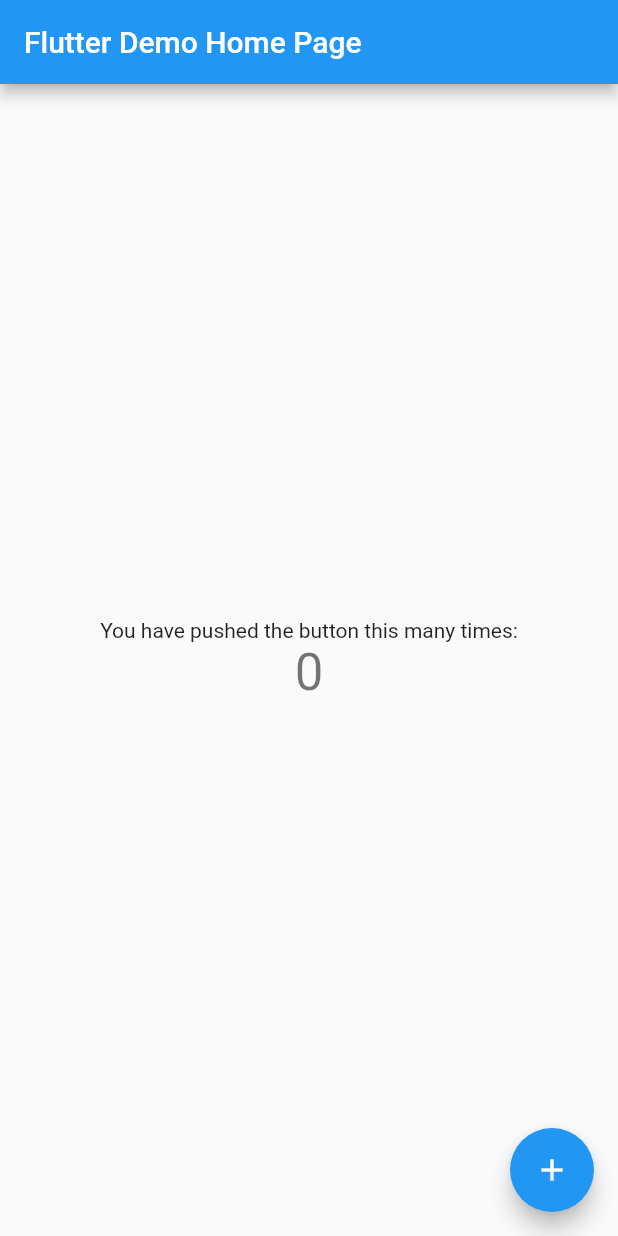
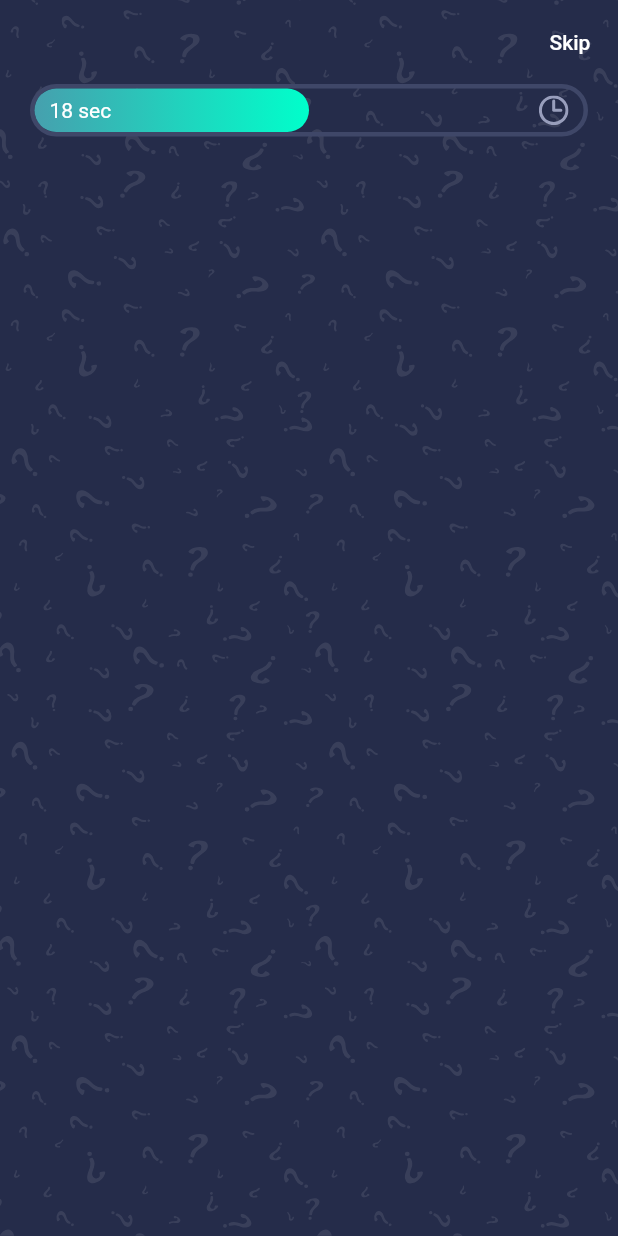
Before and after one commit to BailoMbaye/QuizApp, a Flutter app: the screen it shows after launch, on a phone screen of 412 x 824 dp. Run offline on Flutter 3.47's test engine with Material 2 defaults, Android fonts, the phone set to English and light mode, and no system bars; our stand-ins replace websafe_svg.

Commit message:
la creation des pages

```diff
--- /dev/null
+++ b/lib/colors.dart
@@ -0,0 +1,16 @@
+import 'package:flutter/material.dart';
+
+import 'package:flutter/material.dart';
+
+const kSecondaryColor = Color(0xFF8B94BC);
+const kGreenColor = Color(0xFF6AC259);
+const kRedColor = Color(0xFFE92E30);
+const kGrayColor = Color(0xFFC1C1C1);
+const kBlackColor = Color(0xFF101010);
+const kPrimaryGradient = LinearGradient(
+  colors: [Color(0xFF46A0AE), Color(0xFF00FFCB)],
+  begin: Alignment.centerLeft,
+  end: Alignment.centerRight,
+);
+
+const double kDefaultPadding = 20.0;
--- a/lib/main.dart
+++ b/lib/main.dart
@@ -1,4 +1,6 @@
 import 'package:flutter/material.dart';
+import 'package:quiz_app/screens/quiz/quiz_screen.dart';
+import 'package:quiz_app/screens/welcome/welcome_screen.dart';
 
 void main() {
   runApp(const MyApp());
@@ -11,105 +13,10 @@ class MyApp extends StatelessWidget {
   @override
   Widget build(BuildContext context) {
     return MaterialApp(
-      title: 'Flutter Demo',
-      theme: ThemeData(
-        // This is the theme of your application.
-        //
-        // Try running your application with "flutter run". You'll see the
-        // application has a blue toolbar. Then, without quitting the app, try
-        // changing the primarySwatch below to Colors.green and then invoke
-        // "hot reload" (press "r" in the console where you ran "flutter run",
-        // or simply save your changes to "hot reload" in a Flutter IDE).
-        // Notice that the counter didn't reset back to zero; the application
-        // is not restarted.
-        primarySwatch: Colors.blue,
-      ),
-      home: const MyHomePage(title: 'Flutter Demo Home Page'),
+      title: 'Quiz App',
+      debugShowCheckedModeBanner: false,
+      theme: ThemeData.dark(),
+      home: QuizScreen(),
     );
   }
 }
-
-class MyHomePage extends StatefulWidget {
-  const MyHomePage({super.key, required this.title});
-
-  // This widget is the home page of your application. It is stateful, meaning
-  // that it has a State object (defined below) that contains fields that affect
-  // how it looks.
-
-  // This class is the configuration for the state. It holds the values (in this
-  // case the title) provided by the parent (in this case the App widget) and
-  // used by the build method of the State. Fields in a Widget subclass are
-  // always marked "final".
-
-  final String title;
-
-  @override
-  State<MyHomePage> createState() => _MyHomePageState();
-}
-
-class _MyHomePageState extends State<MyHomePage> {
-  int _counter = 0;
-
-  void _incrementCounter() {
-    setState(() {
-      // This call to setState tells the Flutter framework that something has
-      // changed in this State, which causes it to rerun the build method below
-      // so that the display can reflect the updated values. If we changed
-      // _counter without calling setState(), then the build method would not be
-      // called again, and so nothing would appear to happen.
-      _counter++;
-    });
-  }
-
-  @override
-  Widget build(BuildContext context) {
-    // This method is rerun every time setState is called, for instance as done
-    // by the _incrementCounter method above.
-    //
-    // The Flutter framework has been optimized to make rerunning build methods
-    // fast, so that you can just rebuild anything that needs updating rather
-    // than having to individually change instances of widgets.
-    return Scaffold(
-      appBar: AppBar(
-        // Here we take the value from the MyHomePage object that was created by
-        // the App.build method, and use it to set our appbar title.
-        title: Text(widget.title),
-      ),
-      body: Center(
-        // Center is a layout widget. It takes a single child and positions it
-        // in the middle of the parent.
-        child: Column(
-          // Column is also a layout widget. It takes a list of children and
-          // arranges them vertically. By default, it sizes itself to fit its
-          // children horizontally, and tries to be as tall as its parent.
-          //
-          // Invoke "debug painting" (press "p" in the console, choose the
-          // "Toggle Debug Paint" action from the Flutter Inspector in Android
-          // Studio, or the "Toggle Debug Paint" command in Visual Studio Code)
-          // to see the wireframe for each widget.
-          //
-          // Column has various properties to control how it sizes itself and
-          // how it positions its children. Here we use mainAxisAlignment to
-          // center the children vertically; the main axis here is the vertical
-          // axis because Columns are vertical (the cross axis would be
-          // horizontal).
-          mainAxisAlignment: MainAxisAlignment.center,
-          children: <Widget>[
-            const Text(
-              'You have pushed the button this many times:',
-            ),
-            Text(
-              '$_counter',
-              style: Theme.of(context).textTheme.headlineMedium,
-            ),
-          ],
-        ),
-      ),
-      floatingActionButton: FloatingActionButton(
-        onPressed: _incrementCounter,
-        tooltip: 'Increment',
-        child: const Icon(Icons.add),
-      ), // This trailing comma makes auto-formatting nicer for build methods.
-    );
-  }
-}
--- /dev/null
+++ b/lib/screens/quiz/components/body.dart
@@ -0,0 +1,70 @@
+import 'package:flutter/material.dart';
+import 'package:quiz_app/colors.dart';
+import 'package:websafe_svg/websafe_svg.dart';
+
+class Body extends StatelessWidget {
+  const Body({
+    super.key,
+  });
+
+  @override
+  Widget build(BuildContext context) {
+    return Stack(
+      children: [
+        WebsafeSvg.asset(
+          "assets/icons/bg.svg",
+          height: 900,
+          fit: BoxFit.fill,
+        ),
+        SafeArea(
+          child: Padding(
+            padding: const EdgeInsets.symmetric(horizontal: kDefaultPadding),
+            child: Column(
+              children: [
+                Container(
+                  width: double.infinity,
+                  height: 35,
+                  decoration: BoxDecoration(
+                    border: Border.all(
+                      color: Color(0xFF3F4768),
+                      width: 3,
+                    ),
+                    borderRadius: BorderRadius.circular(50),
+                  ),
+                  child: Stack(
+                    children: [
+                      // Layout Builder nous fournit l'espace disponible pour le conteneur
+                      // constraints.maxWith nécessaire pour notre animation
+                      LayoutBuilder(
+                        builder: (context, constraints) => Container(
+                          width: constraints.maxWidth * 0.5, // convertit en 50%
+                          decoration: BoxDecoration(
+                            gradient: kPrimaryGradient,
+                            borderRadius: BorderRadius.circular(50),
+                          ),
+                        ),
+                      ),
+                      Positioned.fill(
+                        child: Padding(
+                          padding: const EdgeInsets.symmetric(
+                              horizontal: kDefaultPadding / 2),
+                          child: Row(
+                            mainAxisAlignment: MainAxisAlignment.spaceBetween,
+                            children: [
+                              Text("18 sec"),
+                              WebsafeSvg.asset("assets/icons/clock.svg"),
+                            ],
+                          ),
+                        ),
+                      )
+                    ],
+                  ),
+                ),
+              ],
+            ),
+          ),
+        ),
+      ],
+    );
+  }
+}
--- /dev/null
+++ b/lib/screens/quiz/quiz_screen.dart
@@ -0,0 +1,29 @@
+import 'package:flutter/material.dart';
+import 'package:quiz_app/screens/quiz/components/body.dart';
+import 'package:websafe_svg/websafe_svg.dart';
+
+class QuizScreen extends StatelessWidget {
+  const QuizScreen({super.key});
+
+  @override
+  Widget build(BuildContext context) {
+    return Scaffold(
+      extendBodyBehindAppBar: true,
+      appBar: AppBar(
+        // Fluter montrer le bouton retour automatiquement
+        backgroundColor: Colors.transparent,
+        elevation: 0,
+        actions: [
+          TextButton(
+            onPressed: () {},
+            child: Text(
+              "Skip",
+              style: TextStyle(color: Colors.white),
+            ),
+          ),
+        ],
+      ),
+      body: Body(),
+    );
+  }
+}
--- a/pubspec.yaml
+++ b/pubspec.yaml
@@ -35,6 +35,8 @@ dependencies:
   # The following adds the Cupertino Icons font to your application.
   # Use with the CupertinoIcons class for iOS style icons.
   cupertino_icons: ^1.0.2
+  websafe_svg: ^2.1.3+1
+  get: ^4.6.5
 
 dev_dependencies:
   flutter_test:
@@ -59,8 +61,8 @@ flutter:
   uses-material-design: true
 
   # To add assets to your application, add an assets section, like this:
-  # assets:
-  #   - images/a_dot_burr.jpeg
+  assets:
+    - assets/icons/
   #   - images/a_dot_ham.jpeg
 
   # An image asset can refer to one or more resolution-specific "variants", see
```
Also changed, not shown: lib/models/questions.dart (added, +40 -0 lines), lib/screens/welcome/welcome_screen.dart (added, +80 -0 lines), assets/icons/bg.svg (added), assets/icons/clock.svg (added), pizza.svg (added), pubspec.lock.
